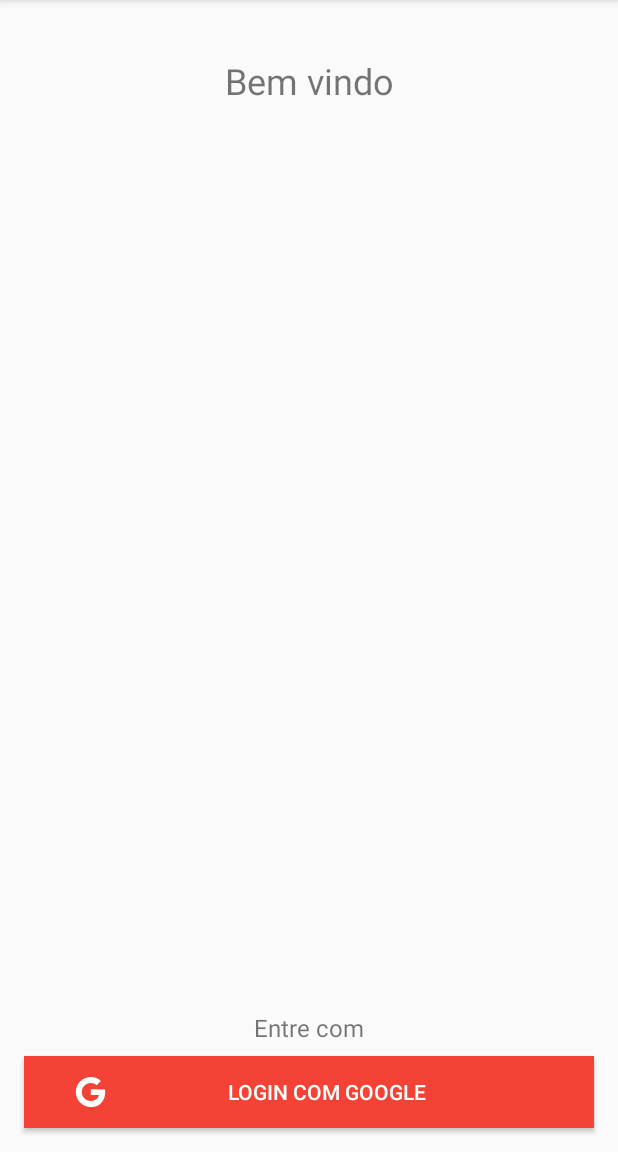
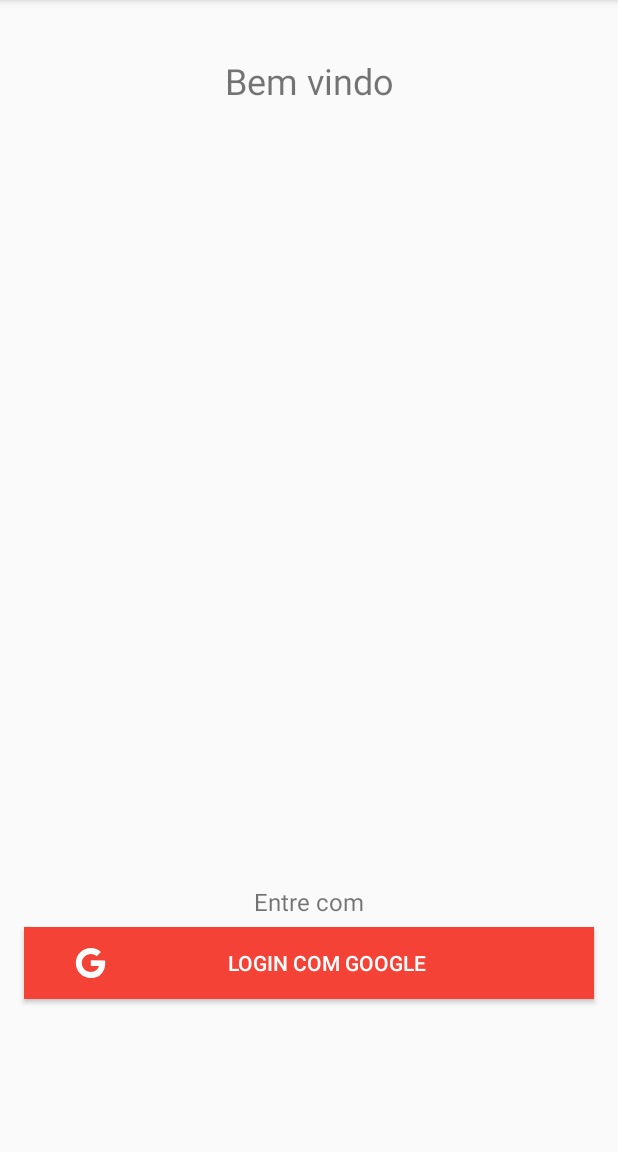
Before and after one commit to EmanuelleM/available, an Android app: the screen it shows after launch (Login), on a phone screen of 412 x 824 dp, the part 84-1236 px from its top. Run offline under Robolectric (Android 15) with nearby library versions, the phone set to English and light mode, and no system bars; our stand-ins replace Firebase (no records; nobody signed in at launch, a user with empty details on screens opened directly); libraries missing offline, so code that uses them is left out: com.facebook.stetho; 1 statement that could not run was skipped.

Commit message:
Ajuste posicao do botao de login.

```diff
--- a/app/src/main/java/com/aprendizagem/manu/boaviagemapp/login/Login.java
+++ b/app/src/main/java/com/aprendizagem/manu/boaviagemapp/login/Login.java
@@ -1,6 +1,5 @@
 package com.aprendizagem.manu.boaviagemapp.login;
 
-import android.app.ProgressDialog;
 import android.content.Intent;
 import android.os.Bundle;
 import android.support.annotation.NonNull;
@@ -18,7 +17,6 @@ import com.google.android.gms.auth.api.signin.GoogleSignInAccount;
 import com.google.android.gms.auth.api.signin.GoogleSignInOptions;
 import com.google.android.gms.auth.api.signin.GoogleSignInResult;
 import com.google.android.gms.common.ConnectionResult;
-import com.google.android.gms.common.SignInButton;
 import com.google.android.gms.common.api.GoogleApiClient;
 import com.google.android.gms.tasks.OnCompleteListener;
 import com.google.android.gms.tasks.Task;
@@ -37,7 +35,6 @@ public class Login extends AppCompatActivity implements GoogleApiClient.OnConnec
     private FirebaseAuth mFirebaseAuth;
 
     ProgressBar progressLogin;
-//    ProgressDialog progressLogin;
 
     @Override
     protected void onCreate(Bundle savedInstanceState) {
@@ -60,7 +57,6 @@ public class Login extends AppCompatActivity implements GoogleApiClient.OnConnec
 
         mFirebaseAuth = FirebaseAuth.getInstance();
 
-//        progressLogin = new ProgressDialog(this);
     }
 
     @Override
@@ -85,7 +81,6 @@ public class Login extends AppCompatActivity implements GoogleApiClient.OnConnec
             GoogleSignInResult result = Auth.GoogleSignInApi.getSignInResultFromIntent(data);
             if (result.isSuccess()) {
                 GoogleSignInAccount account = result.getSignInAccount();
-//                progressLogin.show();
                 progressLogin.setVisibility(View.VISIBLE);
                 firebaseAuthWithGoogle(account);
             } else {
--- a/app/src/main/res/layout/login.xml
+++ b/app/src/main/res/layout/login.xml
@@ -27,18 +27,17 @@
         android:id="@+id/text_view_entre_com"
         android:layout_width="wrap_content"
         android:layout_height="wrap_content"
-        android:layout_marginBottom="@dimen/geral_8dp"
+        android:layout_marginBottom="6dp"
         android:layout_marginEnd="@dimen/geral_8dp"
         android:layout_marginLeft="@dimen/geral_8dp"
         android:layout_marginRight="@dimen/geral_8dp"
         android:layout_marginStart="@dimen/geral_8dp"
-        android:layout_marginTop="@dimen/geral_8dp"
         android:text="@string/entre_com"
         android:textSize="@dimen/text_size_16sp"
         app:layout_constraintBottom_toTopOf="@+id/button_google_sign_in"
         app:layout_constraintLeft_toLeftOf="parent"
         app:layout_constraintRight_toRightOf="parent"
-        app:layout_constraintVertical_bias="0.771" />
+        app:layout_constraintHorizontal_bias="0.501"/>
 
     <ProgressBar
         android:id="@+id/progress_bar_login"
@@ -60,7 +59,7 @@
         android:id="@+id/button_google_sign_in"
         android:layout_width="0dp"
         android:layout_height="wrap_content"
-        android:layout_marginBottom="16dp"
+        android:layout_marginBottom="102dp"
         android:layout_marginEnd="16dp"
         android:layout_marginStart="16dp"
         android:background="@color/colorPrimary"
```
